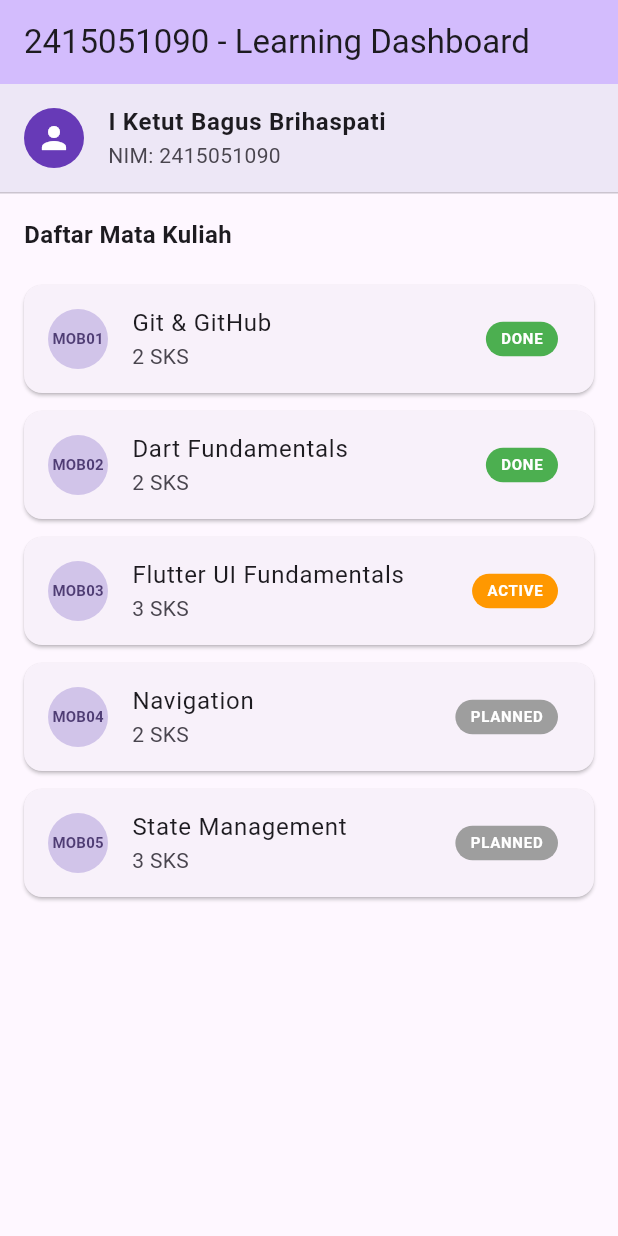
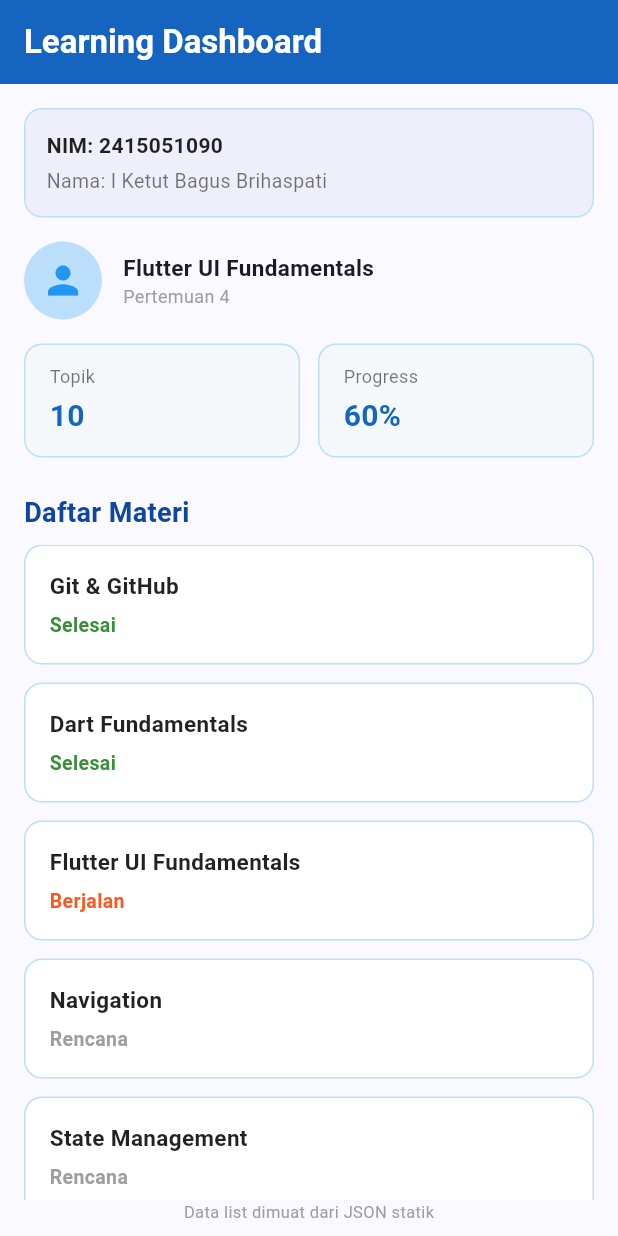
Before and after one commit to bagusbrihaspati/mobile-praktikum., a Flutter app: the screen it shows after launch, on a phone screen of 412 x 824 dp. Run offline on Flutter 3.47's test engine with Material 3 defaults, Android fonts, the phone set to English and light mode, and no system bars.

Commit message:
Tahap 14: Final Integration UI Dashboard dengan Reusable Widgets dan Custom Field JSON

```diff
--- a/flutter_ui_fundamentals/lib/main.dart
+++ b/flutter_ui_fundamentals/lib/main.dart
@@ -1,15 +1,12 @@
 import 'dart:convert';
 import 'package:flutter/material.dart';
 import 'package:flutter/services.dart' show rootBundle;
-
-const String studentName = 'I Ketut Bagus Brihaspati';
-const String studentId = '2415051090';
 
 void main() {
   runApp(const MyApp());
 }
 
-// Fungsi Helper untuk Membaca File JSON Asset
+// Fungsi pembaca JSON
 Future<Map<String, dynamic>> loadStudentData() async {
   final jsonString = await rootBundle.loadString('assets/data/student_data.json');
   return jsonDecode(jsonString) as Map<String, dynamic>;
@@ -21,10 +18,10 @@ class MyApp extends StatelessWidget {
   @override
   Widget build(BuildContext context) {
     return MaterialApp(
-      title: 'Tahap 13 - Learning Dashboard',
+      title: 'Learning Dashboard',
       debugShowCheckedModeBanner: false,
       theme: ThemeData(
-        colorScheme: ColorScheme.fromSeed(seedColor: Colors.deepPurple),
+        colorScheme: ColorScheme.fromSeed(seedColor: const Color(0xFF1565C0)),
         useMaterial3: true,
       ),
       home: const DashboardPage(),
@@ -40,13 +37,11 @@ class DashboardPage extends StatefulWidget {
 }
 
 class _DashboardPageState extends State<DashboardPage> {
-  // Deklarasi variabel late Future
   late Future<Map<String, dynamic>> studentFuture;
 
   @override
   void initState() {
     super.initState();
-    // Inisialisasi future satu kali saja saat lifecycle initState
     studentFuture = loadStudentData();
   }
 
@@ -54,133 +49,303 @@ class _DashboardPageState extends State<DashboardPage> {
   Widget build(BuildContext context) {
     return Scaffold(
       appBar: AppBar(
-        title: const Text('$studentId - Learning Dashboard'),
-        backgroundColor: Theme.of(context).colorScheme.inversePrimary,
+        title: const Text(
+          'Learning Dashboard',
+          style: TextStyle(fontWeight: FontWeight.bold, color: Colors.white),
         ),
-      body: FutureBuilder<Map<String, dynamic>>(
-        future: studentFuture, // Menggunakan instance future yang sudah diinisialisasi
+        backgroundColor: const Color(0xFF1565C0),
+        elevation: 0,
+      ),
+      body: SafeArea(
+        child: FutureBuilder<Map<String, dynamic>>(
+          future: studentFuture,
           builder: (context, snapshot) {
-          // Status 1: Waiting / Loading
+            // 1. Loading State
             if (snapshot.connectionState == ConnectionState.waiting) {
               return const Center(child: CircularProgressIndicator());
             }
 
-          // Status 2: Error
-          if (snapshot.hasError) {
+            // 2. Error State
+            if (snapshot.hasError || !snapshot.hasData) {
               return Center(
                 child: Padding(
                   padding: const EdgeInsets.all(16.0),
                   child: Text(
                     'Gagal memuat data: ${snapshot.error}',
-                  textAlign: TextAlign.center,
                     style: const TextStyle(color: Colors.red),
                   ),
                 ),
               );
             }
 
-          // Status 3: Data Berhasil Dimuat
+            // 3. Data Loaded State dengan Penanganan Null Safety
             final data = snapshot.data!;
-          final student = data['student'] as Map<String, dynamic>;
-          final courses = data['courses'] as List<dynamic>;
+
+            final student = (data['student'] as Map<String, dynamic>?) ?? {};
+            final summary = (data['summary'] as Map<String, dynamic>?) ?? {
+              'total_topics': 10,
+              'progress_percentage': '60%'
+            };
+
+            // Mengambil list dari 'materials' atau 'courses' jika key beda
+            final materials = (data['materials'] as List<dynamic>?) ??
+                              (data['courses'] as List<dynamic>?) ??
+                              [];
 
             return Column(
+              crossAxisAlignment: CrossAxisAlignment.start,
               children: [
-              // Card Profil Mahasiswa
-              Container(
-                width: double.infinity,
-                color: Colors.deepPurple.shade50,
-                child: ListTile(
-                  leading: const CircleAvatar(
-                    backgroundColor: Colors.deepPurple,
-                    child: Icon(Icons.person, color: Colors.white),
+                Padding(
+                  padding: const EdgeInsets.all(16.0),
+                  child: Column(
+                    children: [
+                      // Identity Card (NIM & Nama)
+                      IdentityCard(
+                        nim: student['nim']?.toString() ?? '2415051090',
+                        name: student['name']?.toString() ?? 'I Ketut Bagus Brihaspati',
+                        courseTitle: student['course_title']?.toString() ?? 'Flutter UI Fundamentals',
+                        meeting: student['meeting']?.toString() ?? 'Pertemuan 4',
                       ),
-                  title: Text(
-                    student['name'] as String,
-                    style: const TextStyle(fontWeight: FontWeight.bold),
-                  ),
-                  subtitle: Text('NIM: ${student['nim']}'),
+                      const SizedBox(height: 16),
+
+                      // Summary Row (Topik & Progress)
+                      Row(
+                        children: [
+                          Expanded(
+                            child: SummaryCard(
+                              title: 'Topik',
+                              value: '${summary['total_topics'] ?? 10}',
                             ),
                           ),
-              const Divider(height: 1),
+                          const SizedBox(width: 12),
+                          Expanded(
+                            child: SummaryCard(
+                              title: 'Progress',
+                              value: '${summary['progress_percentage'] ?? '60%'}',
+                            ),
+                          ),
+                        ],
+                      ),
+                    ],
+                  ),
+                ),
 
-              // Sub-header Daftar Kursus
+                // Judul "Daftar Materi"
                 const Padding(
-                padding: EdgeInsets.all(16.0),
-                child: Align(
-                  alignment: Alignment.centerLeft,
+                  padding: EdgeInsets.symmetric(horizontal: 16.0, vertical: 8.0),
                   child: Text(
-                    'Daftar Mata Kuliah',
+                    'Daftar Materi',
                     style: TextStyle(
-                      fontSize: 16,
+                      fontSize: 18,
                       fontWeight: FontWeight.bold,
-                    ),
+                      color: Color(0xFF0D47A1),
                     ),
                   ),
                 ),
 
-              // Render ListView untuk daftar courses
+                // List Materi (ListView.builder)
                 Expanded(
                   child: ListView.builder(
-                  itemCount: courses.length,
+                    padding: const EdgeInsets.symmetric(horizontal: 16.0),
+                    itemCount: materials.length,
                     itemBuilder: (context, index) {
-                    final course = courses[index] as Map<String, dynamic>;
-                    final String status = course['status'] as String;
+                      final item = materials[index] as Map<String, dynamic>;
 
-                    Color badgeColor;
-                    if (status == 'done') {
-                      badgeColor = Colors.green;
-                    } else if (status == 'active') {
-                      badgeColor = Colors.orange;
+                      final String title = item['title']?.toString() ?? 'Materi ${index + 1}';
+
+                      // Konversi nilai status dari format lama ke format baru
+                      String status = item['status']?.toString() ?? 'Rencana';
+                      if (status == 'done') status = 'Selesai';
+                      if (status == 'active') status = 'Berjalan';
+
+                      Color statusColor;
+                      if (status == 'Selesai') {
+                        statusColor = Colors.green.shade700;
+                      } else if (status == 'Berjalan') {
+                        statusColor = Colors.deepOrange;
                       } else {
-                      badgeColor = Colors.grey;
+                        statusColor = Colors.grey;
                       }
 
-                    return Card(
-                      margin: const EdgeInsets.symmetric(
-                        horizontal: 16.0,
-                        vertical: 6.0,
+                      return Container(
+                        margin: const EdgeInsets.only(bottom: 12.0),
+                        padding: const EdgeInsets.all(16.0),
+                        decoration: BoxDecoration(
+                          color: Colors.white,
+                          borderRadius: BorderRadius.circular(12),
+                          border: Border.all(color: Colors.blue.shade100),
                         ),
-                      child: ListTile(
-                        leading: CircleAvatar(
-                          backgroundColor: Colors.deepPurple.shade100,
-                          child: Text(
-                            course['code'] as String,
+                        child: Column(
+                          crossAxisAlignment: CrossAxisAlignment.start,
+                          children: [
+                            Text(
+                              title,
                               style: const TextStyle(
-                              fontSize: 10,
+                                fontSize: 15,
                                 fontWeight: FontWeight.bold,
+                                color: Colors.black87,
                               ),
                             ),
-                        ),
-                        title: Text(course['title'] as String),
-                        subtitle: Text('${course['credits']} SKS'),
-                        trailing: Container(
-                          padding: const EdgeInsets.symmetric(
-                            horizontal: 10,
-                            vertical: 4,
-                          ),
-                          decoration: BoxDecoration(
-                            color: badgeColor,
-                            borderRadius: BorderRadius.circular(12),
-                          ),
-                          child: Text(
-                            status.toUpperCase(),
-                            style: const TextStyle(
-                              color: Colors.white,
-                              fontSize: 10,
-                              fontWeight: FontWeight.bold,
+                            const SizedBox(height: 6),
+                            Text(
+                              status,
+                              style: TextStyle(
+                                color: statusColor,
+                                fontWeight: FontWeight.w600,
+                                fontSize: 13,
                               ),
                             ),
-                        ),
+                          ],
                         ),
                       );
                     },
                   ),
                 ),
+
+                // Footer
+                const Center(
+                  child: Padding(
+                    padding: EdgeInsets.only(bottom: 8.0),
+                    child: Text(
+                      'Data list dimuat dari JSON statik',
+                      style: TextStyle(fontSize: 11, color: Colors.grey),
+                    ),
+                  ),
+                )
               ],
             );
           },
         ),
+      ),
     );
   }
 }
+
+// ==========================================
+// REUSABLE WIDGET 1: IdentityCard
+// ==========================================
+class IdentityCard extends StatelessWidget {
+  final String nim;
+  final String name;
+  final String courseTitle;
+  final String meeting;
+
+  const IdentityCard({
+    super.key,
+    required this.nim,
+    required this.name,
+    required this.courseTitle,
+    required this.meeting,
+  });
+
+  @override
+  Widget build(BuildContext context) {
+    return Column(
+      children: [
+        // Kartu Atas: NIM & Nama
+        Container(
+          width: double.infinity,
+          padding: const EdgeInsets.all(14.0),
+          decoration: BoxDecoration(
+            color: const Color(0xFFEFEFFC),
+            borderRadius: BorderRadius.circular(12),
+            border: Border.all(color: Colors.blue.shade100),
+          ),
+          child: Column(
+            crossAxisAlignment: CrossAxisAlignment.start,
+            children: [
+              Text(
+                'NIM: $nim',
+                style: const TextStyle(
+                  fontWeight: FontWeight.bold,
+                  fontSize: 14,
+                  color: Colors.black87,
+                ),
+              ),
+              const SizedBox(height: 4),
+              Text(
+                'Nama: $name',
+                style: const TextStyle(
+                  fontSize: 13,
+                  color: Colors.black54,
+                ),
+              ),
+            ],
+          ),
+        ),
+        const SizedBox(height: 16),
+        // Baris Profil & Pertemuan
+        Row(
+          children: [
+            CircleAvatar(
+              radius: 26,
+              backgroundColor: Colors.blue.shade100,
+              child: const Icon(Icons.person, color: Colors.blue, size: 30),
+            ),
+            const SizedBox(width: 14),
+            Column(
+              crossAxisAlignment: CrossAxisAlignment.start,
+              children: [
+                Text(
+                  courseTitle,
+                  style: const TextStyle(
+                    fontSize: 15,
+                    fontWeight: FontWeight.bold,
+                  ),
+                ),
+                Text(
+                  meeting,
+                  style: const TextStyle(fontSize: 12, color: Colors.grey),
+                ),
+              ],
+            )
+          ],
+        )
+      ],
+    );
+  }
+}
+
+// ==========================================
+// REUSABLE WIDGET 2: SummaryCard
+// ==========================================
+class SummaryCard extends StatelessWidget {
+  final String title;
+  final String value;
+
+  const SummaryCard({
+    super.key,
+    required this.title,
+    required this.value,
+  });
+
+  @override
+  Widget build(BuildContext context) {
+    return Container(
+      padding: const EdgeInsets.symmetric(horizontal: 16.0, vertical: 12.0),
+      decoration: BoxDecoration(
+        color: const Color(0xFFF4F8FB),
+        borderRadius: BorderRadius.circular(12),
+        border: Border.all(color: Colors.blue.shade100),
+      ),
+      child: Column(
+        crossAxisAlignment: CrossAxisAlignment.start,
+        children: [
+          Text(
+            title,
+            style: const TextStyle(fontSize: 12, color: Colors.black54),
+          ),
+          const SizedBox(height: 4),
+          Text(
+            value,
+            style: const TextStyle(
+              fontSize: 20,
+              fontWeight: FontWeight.bold,
+              color: Color(0xFF1565C0),
+            ),
+          ),
+        ],
+      ),
+    );
+  }
+}
```
Also changed, not shown: flutter_ui_fundamentals/assets/data/student_data.json (+13 -7 lines). Lines whose indentation alone changed are shown as unchanged.
